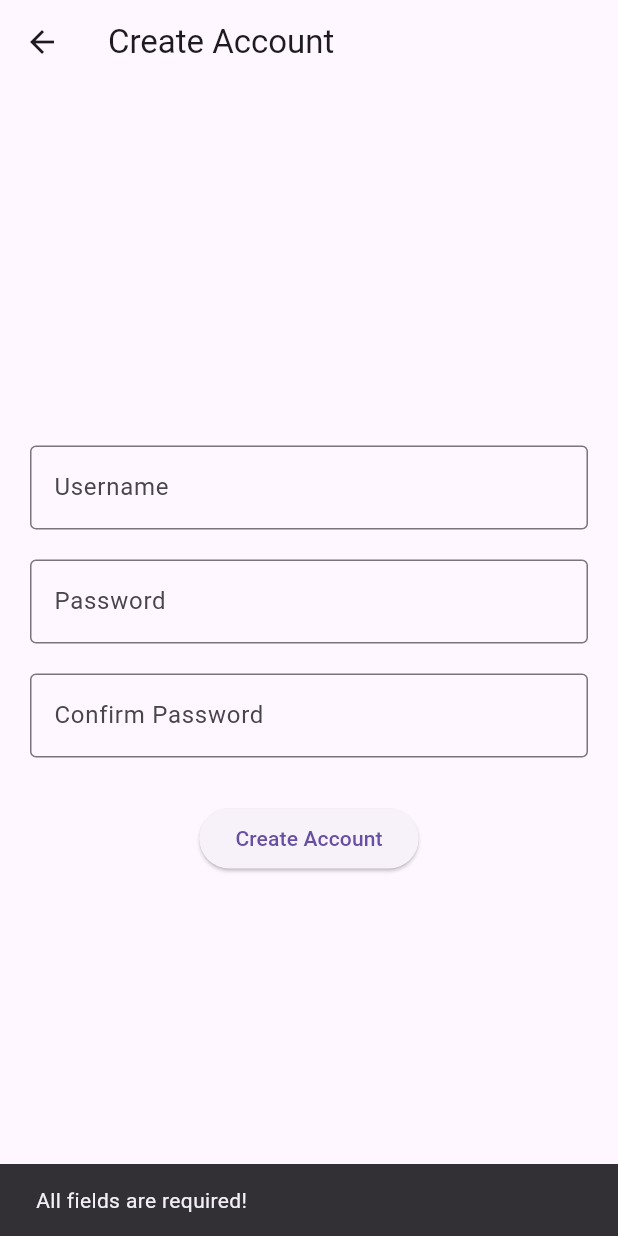
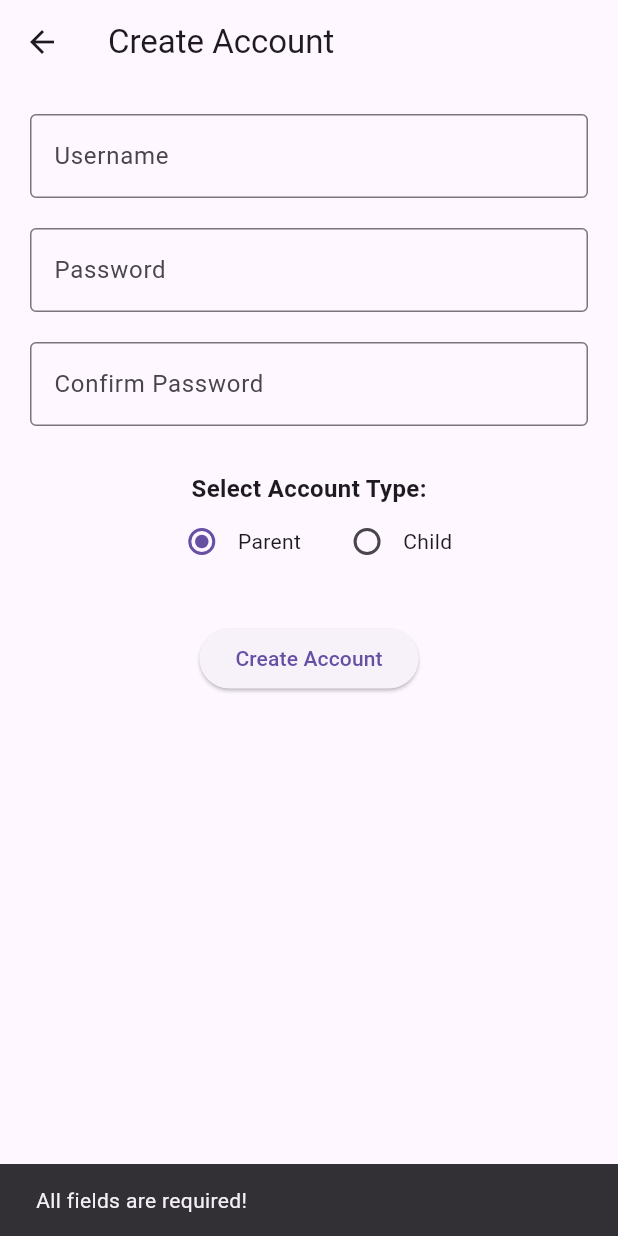
Before and after one commit to toc8730/StepSync, a Flutter app: the CreateAccountPage screen opened directly, after a tap on "Create Account", on a phone screen of 412 x 824 dp. Run offline on Flutter 3.47's test engine with Material 3 defaults, Android fonts, the phone set to English and light mode, and no system bars.

Commit message:
child vs parent type accounts

```diff
--- a/lib/pages/create_account_page.dart
+++ b/lib/pages/create_account_page.dart
@@ -12,13 +12,17 @@ class _CreateAccountPageState extends State<CreateAccountPage> {
   final TextEditingController _passwordController = TextEditingController();
   final TextEditingController _confirmController = TextEditingController();
 
+  // 👇 New variable to track account type
+  String _accountType = 'Parent'; // Default selection
+
   @override
   Widget build(BuildContext context) {
     return Scaffold(
       appBar: AppBar(title: const Text('Create Account')),
       body: Padding(
         padding: const EdgeInsets.all(20.0),
-        child: Center(
+        child: SingleChildScrollView(
+          // ✅ Prevents overflow on small screens
           child: Column(
             mainAxisAlignment: MainAxisAlignment.center,
             children: [
@@ -57,6 +61,39 @@ class _CreateAccountPageState extends State<CreateAccountPage> {
               ),
               const SizedBox(height: 30),
 
+              // 👇 New radio button section
+              const Text(
+                'Select Account Type:',
+                style: TextStyle(fontSize: 16, fontWeight: FontWeight.bold),
+              ),
+              Row(
+                mainAxisAlignment: MainAxisAlignment.center,
+                children: [
+                  Radio<String>(
+                    value: 'Parent',
+                    groupValue: _accountType,
+                    onChanged: (value) {
+                      setState(() {
+                        _accountType = value!;
+                      });
+                    },
+                  ),
+                  const Text('Parent'),
+                  const SizedBox(width: 20),
+                  Radio<String>(
+                    value: 'Child',
+                    groupValue: _accountType,
+                    onChanged: (value) {
+                      setState(() {
+                        _accountType = value!;
+                      });
+                    },
+                  ),
+                  const Text('Child'),
+                ],
+              ),
+              const SizedBox(height: 30),
+
               // Create Account button
               ElevatedButton(
                 onPressed: () {
@@ -64,7 +101,7 @@ class _CreateAccountPageState extends State<CreateAccountPage> {
                   final password = _passwordController.text.trim();
                   final confirm = _confirmController.text.trim();
 
-                  // Check for empty fields
+                  // Check empty fields
                   if (username.isEmpty || password.isEmpty || confirm.isEmpty) {
                     ScaffoldMessenger.of(context).showSnackBar(
                       const SnackBar(content: Text('All fields are required!')),
@@ -72,16 +109,15 @@ class _CreateAccountPageState extends State<CreateAccountPage> {
                     return;
                   }
 
-                  // Password pattern
+                  // Password rules
                   final passwordPattern =
                       r'^(?=.*[A-Z])(?=.*\d)(?=.*[!@#\$%^&*]).{8,}$';
                   final regExp = RegExp(passwordPattern);
-
                   if (!regExp.hasMatch(password)) {
                     ScaffoldMessenger.of(context).showSnackBar(
                       const SnackBar(
                         content: Text(
-                          'Password must be 8+ chars, include uppercase, number, and special char (!@#\$%^&*)',
+                          'Password must be 8+ chars, include uppercase, number, and special char',
                         ),
                       ),
                     );
@@ -96,10 +132,12 @@ class _CreateAccountPageState extends State<CreateAccountPage> {
                     return;
                   }
 
-                  // Success message
+                  // ✅ Success message
                   ScaffoldMessenger.of(context).showSnackBar(
-                    const SnackBar(
-                      content: Text('Account created successfully!'),
+                    SnackBar(
+                      content: Text(
+                        'Account created successfully as $_accountType!',
+                      ),
                     ),
                   );
 
--- a/lib/pages/home_page.dart
+++ b/lib/pages/home_page.dart
@@ -22,20 +22,17 @@ class HomePage extends StatelessWidget {
               }
             },
             itemBuilder: (BuildContext context) => [
-              const PopupMenuItem(
-                value: 'profile',
-                child: Text('Profile'),
-              ),
-              const PopupMenuItem(
-                value: 'signout',
-                child: Text('Sign Out'),
-              ),
+              const PopupMenuItem(value: 'profile', child: Text('Profile')),
+              const PopupMenuItem(value: 'signout', child: Text('Sign Out')),
             ],
             icon: Row(
               children: [
                 Text(
                   username,
-                  style: const TextStyle(fontSize: 16, fontWeight: FontWeight.w500),
+                  style: const TextStyle(
+                    fontSize: 16,
+                    fontWeight: FontWeight.w500,
+                  ),
                 ),
                 const Icon(Icons.arrow_drop_down),
               ],
@@ -43,12 +40,6 @@ class HomePage extends StatelessWidget {
           ),
         ],
       ),
-      body: const Center(
-        child: Text(
-          'This is the Home Page',
-          style: TextStyle(fontSize: 20),
-        ),
-      ),
     );
   }
 }
```
